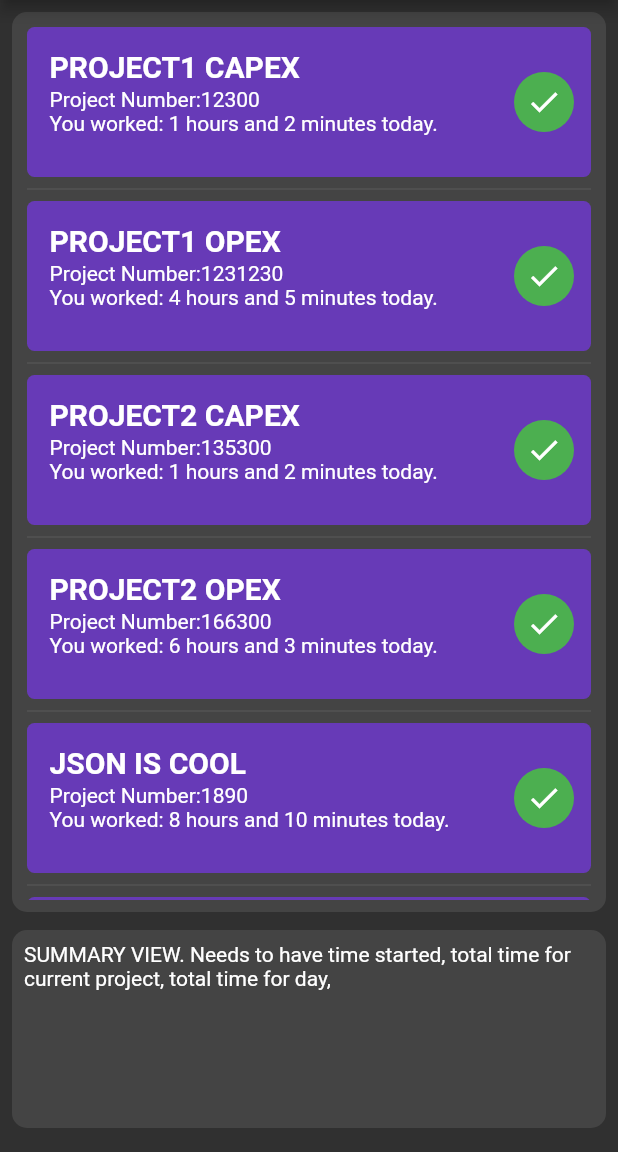
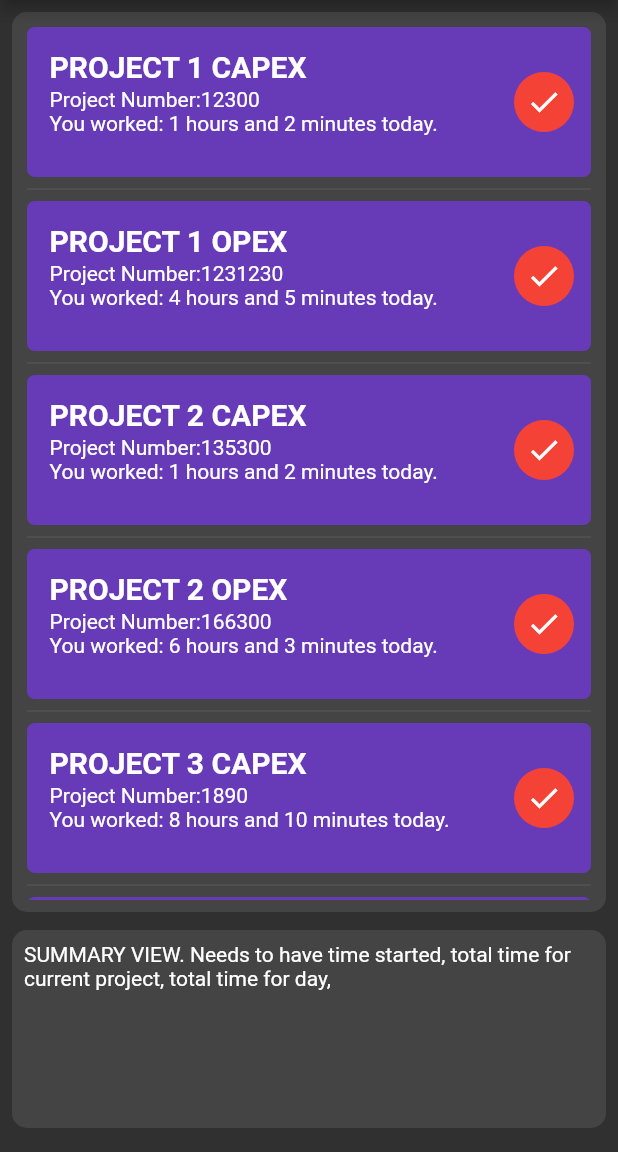
Before and after one commit to hairymanape/timerProject, a Flutter app: the screen it shows after launch, on a phone screen of 412 x 824 dp, the part 84-1236 px from its top. Run offline on Flutter 3.47's test engine with Material 2 defaults, Android fonts, the phone set to English and light mode, and no system bars.

Commit message:
here we go

```diff
--- /dev/null
+++ b/lib/brain/brain.dart
@@ -0,0 +1,5 @@
+class Brain {
+  Brain({isActive});
+
+  bool isActive = false;
+}
--- a/lib/widgets/projectCard.dart
+++ b/lib/widgets/projectCard.dart
@@ -8,7 +8,8 @@ class ProjectCard extends StatelessWidget {
       @required this.projectList,
       @required this.projectCode,
       this.projectHours,
-      this.projectMinutes});
+      this.projectMinutes,
+      this.onPress});
 
   final IconData icon;
   final Color colour;
@@ -18,9 +19,13 @@ class ProjectCard extends StatelessWidget {
   final int projectHours;
   final int projectMinutes;
 
+  final Function onPress;
+
   @override
   Widget build(BuildContext context) {
-    return Container(
+    return GestureDetector(
+      onTap: onPress,
+      child: Container(
         decoration: BoxDecoration(
             borderRadius: BorderRadius.circular(5.0), color: Colors.deepPurple),
         height: 100,
@@ -52,7 +57,7 @@ class ProjectCard extends StatelessWidget {
               flex: 1,
               //TODO: Modiify the icon color depending on if it is active project or not
               child: CircleAvatar(
-              backgroundColor: Colors.green,
+                backgroundColor: Colors.red,
                 child: Icon(
                   icon,
                   color: colour,
@@ -61,6 +66,7 @@ class ProjectCard extends StatelessWidget {
             )
           ],
         ),
+      ),
     );
   }
 }
--- a/lib/widgets/projectListView.dart
+++ b/lib/widgets/projectListView.dart
@@ -11,14 +11,16 @@ class Project {
 }
 
 class ProjectListView extends StatelessWidget {
-  final int itemCount = 6;
+  final bool isActive = false;
+
+  final int itemCount = 1;
   final List projectList = [
-    Project('PROJECT1 CAPEX', 12300, 1, 2),
-    Project('PROJECT1 OPEX', 1231230, 4, 5),
-    Project('PROJECT2 CAPEX', 135300, 1, 2),
-    Project('PROJECT2 OPEX', 166300, 6, 3),
-    Project('JSON IS COOL', 1890, 8, 10),
-    Project('JCOB IS COOL', 12690, 6, 22),
+    Project('PROJECT 1 CAPEX', 12300, 1, 2),
+    Project('PROJECT 1 OPEX', 1231230, 4, 5),
+    Project('PROJECT 2 CAPEX', 135300, 1, 2),
+    Project('PROJECT 2 OPEX', 166300, 6, 3),
+    Project('PROJECT 3 CAPEX', 1890, 8, 10),
+    Project('PROJECT 4 OPEX', 12690, 6, 22),
   ];
   @override
   Widget build(BuildContext context) {
@@ -34,6 +36,9 @@ class ProjectListView extends StatelessWidget {
           projectCode: 'Project Number:' + projectList[index].code.toString(),
           projectHours: projectList[index].hours,
           projectMinutes: projectList[index].minutes,
+          onPress: () {
+            print('hello');
+          },
         );
       },
       separatorBuilder: (BuildContext context, int index) => const Divider(),
```
Lines whose indentation alone changed are shown as unchanged.
